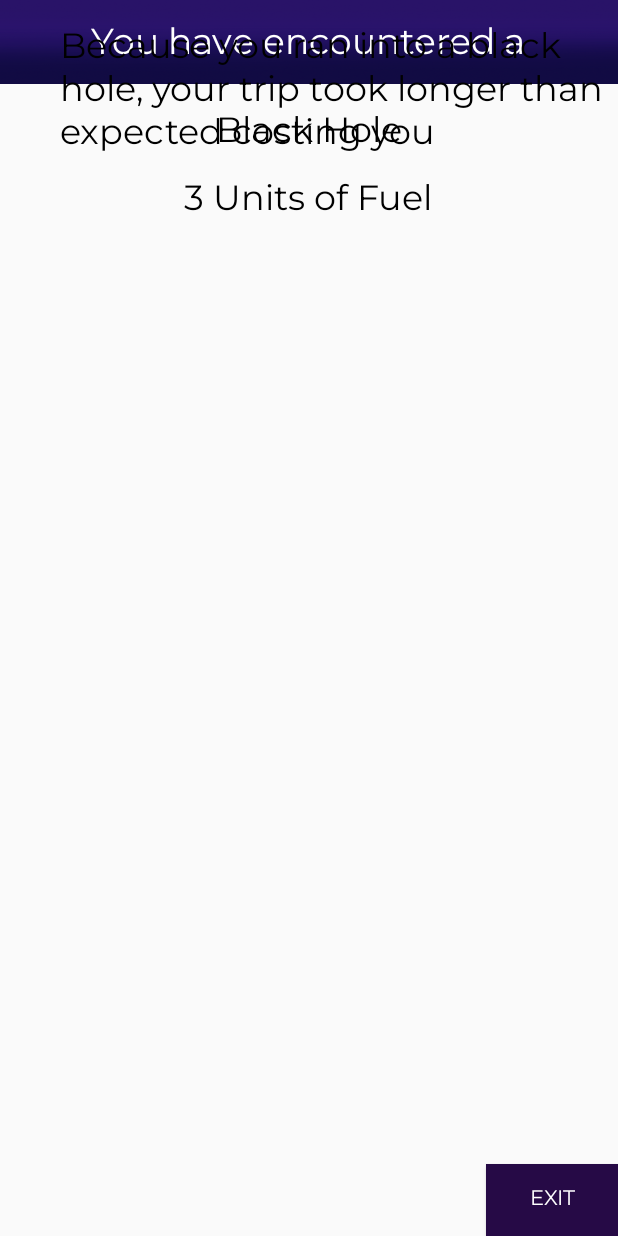
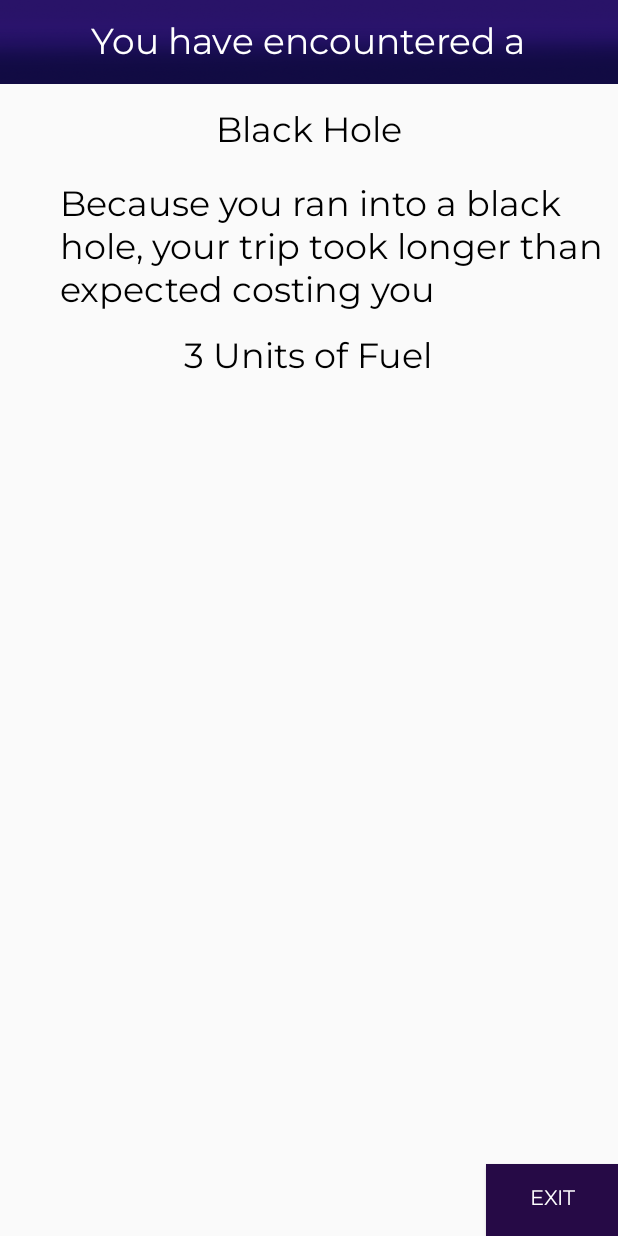
Before and after one commit to renawrli/space-trader, an Android app: the layout blackhole_encounter.xml on its own in the app's theme, with its tools: preview values and no code run, on a phone screen of 412 x 824 dp. Run offline under Robolectric (Android 15) with nearby library versions, the light colour scheme and no system bars.

Commit message:
BlackHole and Drought Encounter Functionality

```diff
--- a/app/src/main/java/cs2340/garbagecollection/spacetrader/views/BlackHoleActivity.java
+++ b/app/src/main/java/cs2340/garbagecollection/spacetrader/views/BlackHoleActivity.java
@@ -23,7 +23,7 @@ public class BlackHoleActivity extends AppCompatActivity {
     protected void onCreate(Bundle savedInstanceState) {
         super.onCreate(savedInstanceState);
         setContentView(R.layout.blackhole_encounter);
-        Log.d("onCreate", "onCreate: drought activity launched");
+        Log.d("onCreate", "onCreate: blackhole activity launched");
 
         blackHoleVM = new BlackHoleViewModel(getApplication());
 
--- a/app/src/main/res/layout/blackhole_encounter.xml
+++ b/app/src/main/res/layout/blackhole_encounter.xml
@@ -38,7 +38,7 @@
         android:id="@+id/blackhole_encounter_statement"
         android:layout_width="wrap_content"
         android:layout_height="wrap_content"
-        android:layout_below="@id/drought_label"
+        android:layout_below="@id/blackhole_label"
         android:paddingLeft="40dp"
         android:paddingTop="15dp"
         android:layout_centerHorizontal="true"
@@ -66,7 +66,7 @@
         android:layout_alignParentRight="true"
         android:layout_alignParentBottom="true"
         android:background="@color/colorPurple"
-        android:onClick="exitPolice"
+        android:onClick="exitBlackHole"
         android:fontFamily="@font/montserrat"
         android:text="@string/exit_button"
         android:textColor="@android:color/white" />
--- a/app/src/main/res/layout/drought_encounter.xml
+++ b/app/src/main/res/layout/drought_encounter.xml
@@ -66,7 +66,7 @@
         android:layout_alignParentRight="true"
         android:layout_alignParentBottom="true"
         android:background="@color/colorPurple"
-        android:onClick="exitPolice"
+        android:onClick="exitDrought"
         android:fontFamily="@font/montserrat"
         android:text="@string/exit_button"
         android:textColor="@android:color/white" />
```
Also changed, not shown: app/src/main/java/cs2340/garbagecollection/spacetrader/viewmodel/EncounterViewModel.java (+8 -2 lines), app/src/main/java/cs2340/garbagecollection/spacetrader/views/DroughtActivity.java (+6 -1 lines).
